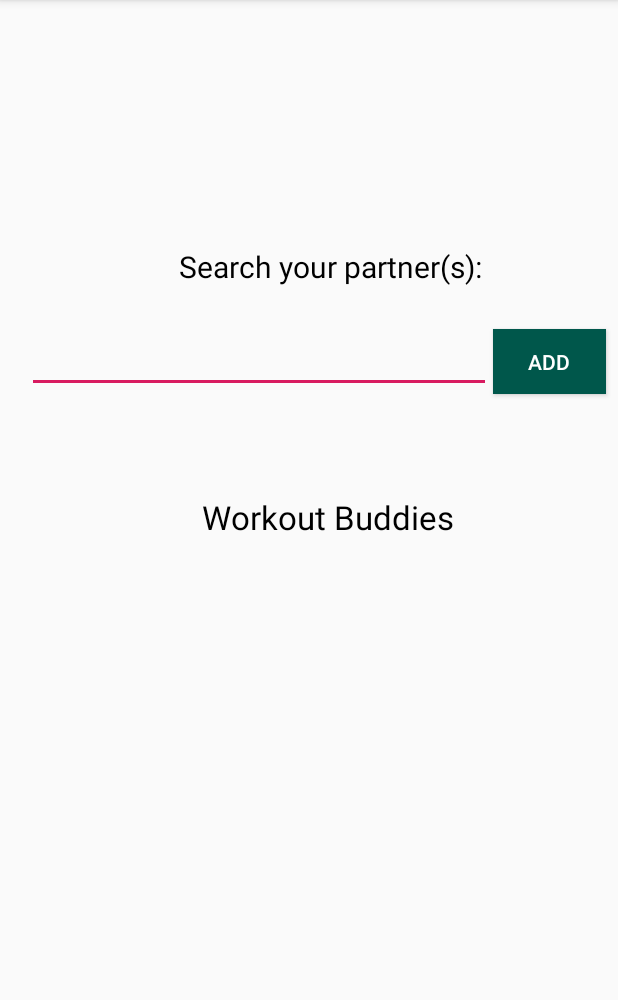
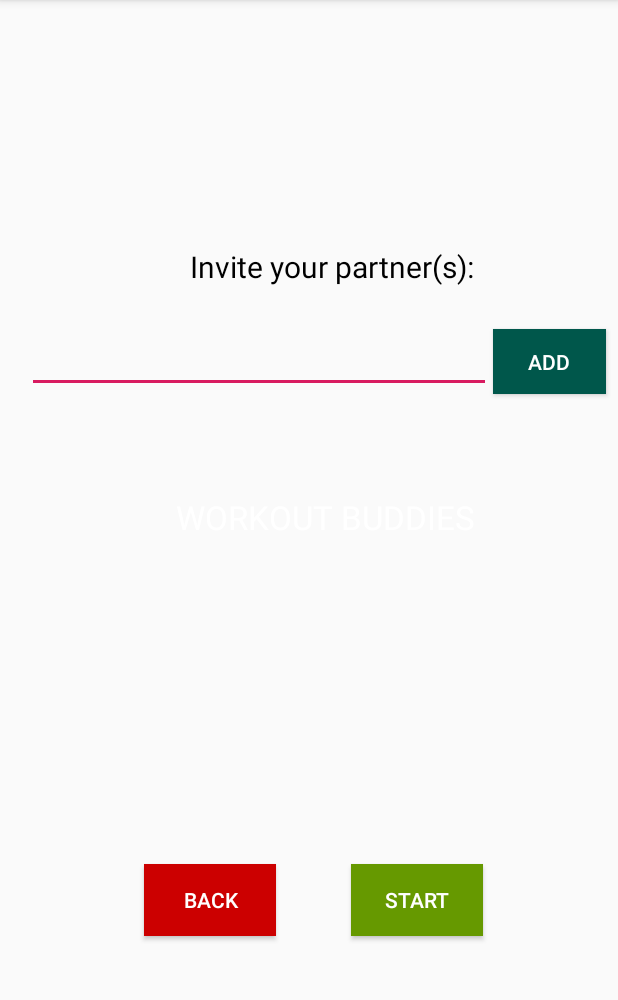
Before and after one commit to ssoemoe/LatitudePals, an Android app: the ChoosingPartner screen opened directly, with no data from a screen before it, on a phone screen of 412 x 824 dp, the part 84-1084 px from its top. Run offline under Robolectric (Android 15) with nearby library versions, the phone set to English and light mode, and no system bars.

Commit message:
add partner button working

```diff
--- a/app/src/main/AndroidManifest.xml
+++ b/app/src/main/AndroidManifest.xml
@@ -17,7 +17,9 @@
         </activity>
         <activity android:name=".Feed">
         </activity>
-        <activity android:name=".ChoosingPartner">
+        <activity
+            android:name=".ChoosingPartner"
+            android:screenOrientation="portrait">
         </activity>
         <activity android:name=".PartnerChosen">
         </activity>
--- a/app/src/main/java/com/cmsmc434/latitudepals/ChoosingPartner.java
+++ b/app/src/main/java/com/cmsmc434/latitudepals/ChoosingPartner.java
@@ -1,11 +1,22 @@
 package com.cmsmc434.latitudepals;
 
 import androidx.appcompat.app.AppCompatActivity;
+
+import android.content.Context;
+import android.content.Intent;
+import android.graphics.Color;
 import android.os.Bundle;
+import android.view.View;
+import android.view.inputmethod.InputMethodManager;
 import android.widget.ArrayAdapter;
 import android.widget.AutoCompleteTextView;
+import android.widget.EditText;
+import android.widget.TextView;
+
+import org.w3c.dom.Text;
 
 public class ChoosingPartner extends AppCompatActivity {
+    private static int partnerIndex = 1;
     // hardcoded for demo purpose
     private String[] partners = {
            "Tim Chen  \uD83D\uDFE2", "Timothee Chalamet \u25EF", "John Smith \u25EF", "Billy Jean \u25EF"
@@ -24,4 +35,30 @@ public class ChoosingPartner extends AppCompatActivity {
         autoTextView.setAdapter(adapter);
     }
 
+    public void addPartner(View view) {
+        EditText partnerEditText = (EditText) findViewById(R.id.partnerNameInput);
+        String partner = partnerEditText.getText().toString();
+        partnerEditText.setText("");
+        partnerEditText.clearFocus();
+        TextView partnerList = (TextView)findViewById(R.id.TimChenTextView);
+        partnerList.setText( partnerIndex + ". " + partner);
+        partnerList.setTextColor(Color.BLACK);
+        TextView title = (TextView) findViewById(R.id.buddiesTitle);
+        title.setTextColor(Color.BLACK);
+
+        InputMethodManager imm = (InputMethodManager)getSystemService(Context.INPUT_METHOD_SERVICE);
+        imm.hideSoftInputFromWindow(partnerEditText.getWindowToken(),
+                InputMethodManager.RESULT_UNCHANGED_SHOWN);
+    }
+
+    public void goToHomeScreen(View view) {
+        Intent intent= new Intent(this, MainActivity.class);
+        startActivity(intent);
+    }
+
+    public void goToWorkoutScreen(View view) {
+        Intent intent= new Intent(this, WorkoutPlayingScreenInitial.class);
+        startActivity(intent);
+    }
+
 }
--- a/app/src/main/res/layout/choosingpartner.xml
+++ b/app/src/main/res/layout/choosingpartner.xml
@@ -10,10 +10,10 @@
         android:id="@+id/searchPartnerTextView"
         android:layout_width="wrap_content"
         android:layout_height="wrap_content"
-        android:text="Search your partner(s):"
+        android:text="Invite your partner(s):"
         android:textColor="#000000"
         android:textSize="20sp"
-        app:layout_constraintBottom_toTopOf="@+id/addButton"
+        app:layout_constraintBottom_toTopOf="@+id/choosingPartnerAddBtn"
         app:layout_constraintEnd_toEndOf="parent"
         app:layout_constraintHorizontal_bias="0.57"
         app:layout_constraintStart_toStartOf="parent"
@@ -31,20 +31,22 @@
         android:layout_marginBottom="1sp"
         android:height="20sp"
         android:textSize="20sp"
+        android:imeOptions="actionDone"
         app:layout_constraintBottom_toBottomOf="parent"
-        app:layout_constraintEnd_toStartOf="@+id/addButton"
+        app:layout_constraintEnd_toStartOf="@+id/choosingPartnerAddBtn"
         app:layout_constraintHorizontal_bias="1.0"
         app:layout_constraintStart_toStartOf="parent"
         app:layout_constraintTop_toBottomOf="@+id/searchPartnerTextView"
         app:layout_constraintVertical_bias="0.004" />
 
     <Button
-        android:id="@+id/addButton"
+        android:id="@+id/choosingPartnerAddBtn"
         android:layout_width="75dp"
         android:layout_height="43dp"
         android:layout_marginEnd="8dp"
         android:layout_marginRight="8dp"
         android:background="@color/colorPrimaryDark"
+        android:onClick="addPartner"
         android:text="Add"
         android:textColor="@color/colorPrimary"
         app:layout_constraintBottom_toBottomOf="parent"
@@ -53,11 +55,11 @@
         app:layout_constraintVertical_bias="0.303" />
 
     <TextView
-        android:id="@+id/textView2"
+        android:id="@+id/buddiesTitle"
         android:layout_width="wrap_content"
         android:layout_height="wrap_content"
-        android:text="Workout Buddies"
-        android:textColor="#000000"
+        android:text="WORKOUT BUDDIES"
+        android:textColor="@android:color/white"
         android:textSize="22sp"
         app:layout_constraintBottom_toBottomOf="parent"
         app:layout_constraintEnd_toEndOf="parent"
@@ -65,4 +67,57 @@
         app:layout_constraintStart_toStartOf="parent"
         app:layout_constraintTop_toBottomOf="@+id/partnerNameInput"
         app:layout_constraintVertical_bias="0.142" />
+
+    <TextView
+        android:id="@+id/TimChenTextView"
+        android:layout_width="280dp"
+        android:layout_height="36dp"
+        android:textColor="@android:color/white"
+        android:textSize="25sp"
+        app:layout_constraintBottom_toBottomOf="parent"
+        app:layout_constraintEnd_toEndOf="parent"
+        app:layout_constraintHorizontal_bias="0.625"
+        app:layout_constraintStart_toStartOf="parent"
+        app:layout_constraintTop_toBottomOf="@+id/buddiesTitle"
+        app:layout_constraintVertical_bias="0.057" />
+
+    <androidx.constraintlayout.widget.ConstraintLayout
+        android:layout_width="282dp"
+        android:layout_height="79dp"
+        app:layout_constraintBottom_toBottomOf="parent"
+        app:layout_constraintEnd_toEndOf="parent"
+        app:layout_constraintStart_toStartOf="parent"
+        app:layout_constraintTop_toBottomOf="@+id/TimChenTextView">
+
+        <Button
+            android:id="@+id/choosingPartnerStartBtn"
+            android:layout_width="wrap_content"
+            android:layout_height="wrap_content"
+            android:background="@android:color/holo_green_dark"
+            android:onClick="goToWorkoutScreen"
+            android:text="Start"
+            android:textColor="@android:color/white"
+            app:layout_constraintBottom_toBottomOf="parent"
+            app:layout_constraintEnd_toEndOf="parent"
+            app:layout_constraintHorizontal_bias="0.871"
+            app:layout_constraintStart_toStartOf="parent"
+            app:layout_constraintTop_toTopOf="parent"
+            app:layout_constraintVertical_bias="0.741" />
+
+        <Button
+            android:id="@+id/choosingPartnerBackBtn"
+            android:layout_width="wrap_content"
+            android:layout_height="wrap_content"
+            android:background="@android:color/holo_red_dark"
+            android:onClick="goToHomeScreen"
+            android:text="Back"
+            android:textColor="@android:color/white"
+            app:layout_constraintBottom_toBottomOf="parent"
+            app:layout_constraintEnd_toStartOf="@+id/choosingPartnerStartBtn"
+            app:layout_constraintHorizontal_bias="0.38"
+            app:layout_constraintStart_toStartOf="parent"
+            app:layout_constraintTop_toTopOf="parent"
+            app:layout_constraintVertical_bias="0.754" />
+    </androidx.constraintlayout.widget.ConstraintLayout>
+
 </androidx.constraintlayout.widget.ConstraintLayout>
```
